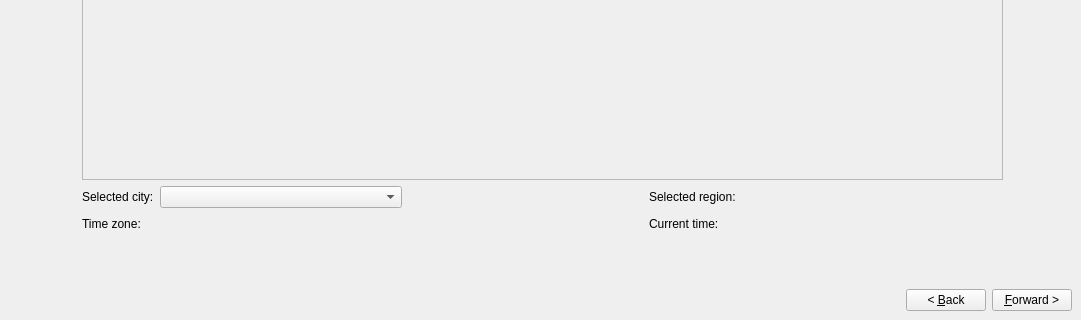
This is gui/qt/sysconf.ui in chenhan1218/ubiquity as Qt 5 draws it before an edit; both pictures show x 199 to 1280 and y 400 to 720 of the 1280 by 720 pixel window. The edited form follows.
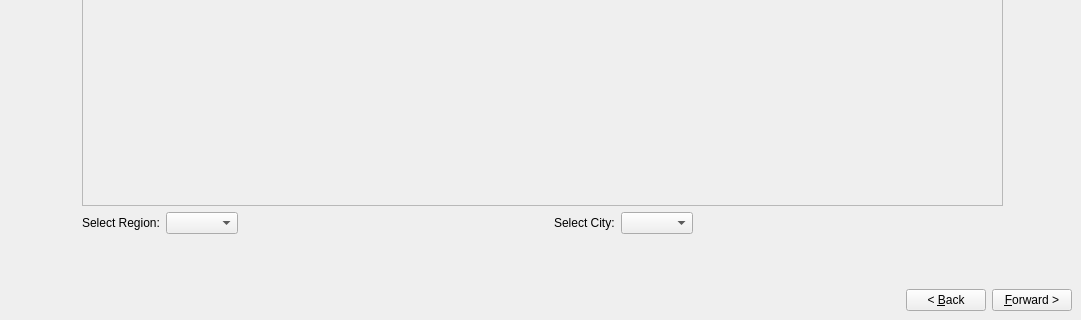
This is the edited form. The open tabs and pages were chosen to show the change.

Commit message: updated to new kde timezone map

Diff of the .ui file:
```diff
--- a/gui/qt/sysconf.ui
+++ b/gui/qt/sysconf.ui
@@ -35,12 +35,10 @@
      </property>
     </spacer>
    </item>
-   <item rowspan="3" row="1" column="1" >
-    <widget class="QStackedWidget" name="stackedWidget" >
-     <property name="sizePolicy" >
-      <sizepolicy>
-       <hsizetype>7</hsizetype>
-       <vsizetype>7</vsizetype>
+   <item row="1" column="1" rowspan="3">
+    <widget class="QStackedWidget" name="stackedWidget">
+     <property name="sizePolicy">
+      <sizepolicy hsizetype="Expanding" vsizetype="Expanding">
        <horstretch>0</horstretch>
        <verstretch>0</verstretch>
       </sizepolicy>
@@ -155,12 +153,26 @@
        <property name="spacing" >
         <number>6</number>
        </property>
-       <item row="1" column="1" >
-        <widget class="QLabel" name="timezone_comment_label" >
-         <property name="sizePolicy" >
-          <sizepolicy>
-           <hsizetype>5</hsizetype>
-           <vsizetype>0</vsizetype>
+       <item row="0" column="1">
+        <spacer>
+         <property name="orientation">
+          <enum>Qt::Vertical</enum>
+         </property>
+         <property name="sizeType">
+          <enum>QSizePolicy::Fixed</enum>
+         </property>
+         <property name="sizeHint" stdset="0">
+          <size>
+           <width>20</width>
+           <height>40</height>
+          </size>
+         </property>
+        </spacer>
+       </item>
+       <item row="1" column="1">
+        <widget class="QLabel" name="timezone_comment_label">
+         <property name="sizePolicy">
+          <sizepolicy hsizetype="Preferred" vsizetype="Fixed">
            <horstretch>0</horstretch>
            <verstretch>0</verstretch>
           </sizepolicy>
@@ -180,15 +192,15 @@
          </property>
         </widget>
        </item>
-       <item row="2" column="2" >
+       <item row="2" column="2">
         <spacer>
-         <property name="orientation" >
+         <property name="orientation">
           <enum>Qt::Horizontal</enum>
          </property>
-         <property name="sizeType" >
+         <property name="sizeType">
           <enum>QSizePolicy::Fixed</enum>
          </property>
-         <property name="sizeHint" >
+         <property name="sizeHint" stdset="0">
           <size>
            <width>60</width>
            <height>20</height>
@@ -220,157 +232,47 @@
          <property name="spacing" >
           <number>6</number>
          </property>
-         <item row="0" column="0" >
-          <widget class="QLabel" name="timezone_city_label" >
-           <property name="sizePolicy" >
-            <sizepolicy>
-             <hsizetype>5</hsizetype>
-             <vsizetype>0</vsizetype>
-             <horstretch>0</horstretch>
-             <verstretch>0</verstretch>
-            </sizepolicy>
+         <item row="0" column="0">
+          <widget class="QLabel" name="timezone_zone_label">
+           <property name="text">
+            <string>Select Region:</string>
            </property>
-           <property name="text" >
-            <string>Selected city:</string>
-           </property>
           </widget>
          </item>
-         <item row="0" column="1" >
-          <widget class="QComboBox" name="city_combo" >
-           <property name="sizePolicy" >
-            <sizepolicy>
-             <hsizetype>7</hsizetype>
-             <vsizetype>0</vsizetype>
-             <horstretch>0</horstretch>
-             <verstretch>0</verstretch>
-            </sizepolicy>
-           </property>
-          </widget>
+         <item row="0" column="1">
+          <widget class="QComboBox" name="timezone_zone_combo"/>
          </item>
-         <item row="0" column="4" >
-          <widget class="QLabel" name="region_selected_label" >
-           <property name="sizePolicy" >
-            <sizepolicy>
-             <hsizetype>5</hsizetype>
-             <vsizetype>0</vsizetype>
-             <horstretch>0</horstretch>
-             <verstretch>0</verstretch>
-            </sizepolicy>
-           </property>
-           <property name="text" >
-            <string/>
-           </property>
-          </widget>
-         </item>
-         <item row="1" column="0" >
-          <widget class="QLabel" name="timezone_zone_label" >
-           <property name="sizePolicy" >
-            <sizepolicy>
-             <hsizetype>5</hsizetype>
-             <vsizetype>0</vsizetype>
-             <horstretch>0</horstretch>
-             <verstretch>0</verstretch>
-            </sizepolicy>
-           </property>
-           <property name="text" >
-            <string>Time zone:</string>
-           </property>
-          </widget>
-         </item>
-         <item row="1" column="1" >
-          <widget class="QLabel" name="tz_selected_label" >
-           <property name="sizePolicy" >
-            <sizepolicy>
-             <hsizetype>5</hsizetype>
-             <vsizetype>0</vsizetype>
-             <horstretch>0</horstretch>
-             <verstretch>0</verstretch>
-            </sizepolicy>
-           </property>
-           <property name="text" >
-            <string/>
-           </property>
-          </widget>
-         </item>
-         <item row="0" column="3" >
-          <widget class="QLabel" name="timezone_country_label" >
-           <property name="sizePolicy" >
-            <sizepolicy>
-             <hsizetype>5</hsizetype>
-             <vsizetype>0</vsizetype>
-             <horstretch>0</horstretch>
-             <verstretch>0</verstretch>
-            </sizepolicy>
-           </property>
-           <property name="text" >
-            <string>Selected region:</string>
-           </property>
-          </widget>
-         </item>
-         <item row="1" column="2" >
-          <spacer>
-           <property name="orientation" >
+         <item row="0" column="2">
+          <spacer name="horizontalSpacer">
+           <property name="orientation">
             <enum>Qt::Horizontal</enum>
            </property>
-           <property name="sizeHint" >
+           <property name="sizeHint" stdset="0">
             <size>
-             <width>111</width>
+             <width>40</width>
              <height>20</height>
             </size>
            </property>
           </spacer>
          </item>
-         <item row="1" column="3" >
-          <widget class="QLabel" name="timezone_time_label" >
-           <property name="sizePolicy" >
-            <sizepolicy>
-             <hsizetype>5</hsizetype>
-             <vsizetype>0</vsizetype>
-             <horstretch>0</horstretch>
-             <verstretch>0</verstretch>
-            </sizepolicy>
+         <item row="0" column="3">
+          <widget class="QLabel" name="timezone_city_label">
+           <property name="text">
+            <string>Select City:</string>
            </property>
-           <property name="text" >
-            <string>Current time:</string>
-           </property>
           </widget>
          </item>
-         <item row="1" column="4" >
-          <widget class="QLabel" name="time_current_label" >
-           <property name="sizePolicy" >
-            <sizepolicy>
-             <hsizetype>5</hsizetype>
-             <vsizetype>0</vsizetype>
-             <horstretch>0</horstretch>
-             <verstretch>0</verstretch>
-            </sizepolicy>
-           </property>
-           <property name="text" >
-            <string/>
-           </property>
-          </widget>
+         <item row="0" column="4">
+          <widget class="QComboBox" name="timezone_city_combo"/>
          </item>
-         <item row="1" column="5" colspan="2" >
-          <spacer>
-           <property name="orientation" >
+         <item row="0" column="5">
+          <spacer name="horizontalSpacer_2">
+           <property name="orientation">
             <enum>Qt::Horizontal</enum>
            </property>
-           <property name="sizeHint" >
+           <property name="sizeHint" stdset="0">
             <size>
-             <width>31</width>
-             <height>20</height>
-            </size>
-           </property>
-          </spacer>
-         </item>
-         <item row="0" column="5" >
-          <spacer>
-           <property name="orientation" >
-            <enum>Qt::Horizontal</enum>
-           </property>
-           <property name="sizeHint" >
-            <size>
-             <width>111</width>
+             <width>40</width>
              <height>20</height>
             </size>
            </property>
@@ -378,31 +280,15 @@
          </item>
         </layout>
        </item>
-       <item row="4" column="1" >
+       <item row="4" column="1">
         <spacer>
-         <property name="orientation" >
+         <property name="orientation">
           <enum>Qt::Vertical</enum>
          </property>
-         <property name="sizeType" >
+         <property name="sizeType">
           <enum>QSizePolicy::Fixed</enum>
          </property>
-         <property name="sizeHint" >
-          <size>
-           <width>20</width>
-           <height>40</height>
-          </size>
-         </property>
-        </spacer>
-       </item>
-       <item row="0" column="1" >
-        <spacer>
-         <property name="orientation" >
-          <enum>Qt::Vertical</enum>
-         </property>
-         <property name="sizeType" >
-          <enum>QSizePolicy::Fixed</enum>
-         </property>
-         <property name="sizeHint" >
+         <property name="sizeHint" stdset="0">
           <size>
            <width>20</width>
            <height>40</height>
@@ -988,15 +874,15 @@
      </widget>
     </widget>
    </item>
-   <item row="3" column="0" >
+   <item row="3" column="0">
     <spacer>
-     <property name="orientation" >
+     <property name="orientation">
       <enum>Qt::Vertical</enum>
      </property>
-     <property name="sizeType" >
+     <property name="sizeType">
       <enum>QSizePolicy::Maximum</enum>
      </property>
-     <property name="sizeHint" >
+     <property name="sizeHint" stdset="0">
       <size>
        <width>131</width>
        <height>71</height>
@@ -1014,10 +900,10 @@
      </property>
      <item>
       <spacer>
-       <property name="orientation" >
+       <property name="orientation">
         <enum>Qt::Horizontal</enum>
        </property>
-       <property name="sizeHint" >
+       <property name="sizeHint" stdset="0">
         <size>
          <width>561</width>
          <height>20</height>
@@ -1067,12 +953,12 @@
        </property>
       </widget>
      </item>
-     <item row="1" column="1" colspan="2" >
+     <item row="1" column="1" colspan="2">
       <spacer>
-       <property name="orientation" >
+       <property name="orientation">
         <enum>Qt::Horizontal</enum>
        </property>
-       <property name="sizeHint" >
+       <property name="sizeHint" stdset="0">
         <size>
          <width>646</width>
          <height>21</height>
@@ -1080,12 +966,12 @@
        </property>
       </spacer>
      </item>
-     <item row="0" column="1" colspan="2" >
+     <item row="0" column="1" colspan="2">
       <spacer>
-       <property name="orientation" >
+       <property name="orientation">
         <enum>Qt::Horizontal</enum>
        </property>
-       <property name="sizeHint" >
+       <property name="sizeHint" stdset="0">
         <size>
          <width>713</width>
          <height>50</height>
@@ -1128,15 +1014,15 @@
        </property>
       </widget>
      </item>
-     <item row="5" column="0" colspan="2" >
+     <item row="5" column="0" colspan="2">
       <spacer>
-       <property name="orientation" >
+       <property name="orientation">
         <enum>Qt::Vertical</enum>
        </property>
-       <property name="sizeType" >
+       <property name="sizeType">
         <enum>QSizePolicy::Fixed</enum>
        </property>
-       <property name="sizeHint" >
+       <property name="sizeHint" stdset="0">
         <size>
          <width>20</width>
          <height>40</height>
@@ -1151,15 +1037,15 @@
        </property>
       </widget>
      </item>
-     <item row="3" column="0" colspan="2" >
+     <item row="3" column="0" colspan="2">
       <spacer>
-       <property name="orientation" >
+       <property name="orientation">
         <enum>Qt::Vertical</enum>
        </property>
-       <property name="sizeType" >
+       <property name="sizeType">
         <enum>QSizePolicy::Fixed</enum>
        </property>
-       <property name="sizeHint" >
+       <property name="sizeHint" stdset="0">
         <size>
          <width>20</width>
          <height>40</height>
@@ -1167,15 +1053,15 @@
        </property>
       </spacer>
      </item>
-     <item row="1" column="0" colspan="2" >
+     <item row="1" column="0" colspan="2">
       <spacer>
-       <property name="orientation" >
+       <property name="orientation">
         <enum>Qt::Vertical</enum>
        </property>
-       <property name="sizeType" >
+       <property name="sizeType">
         <enum>QSizePolicy::Fixed</enum>
        </property>
-       <property name="sizeHint" >
+       <property name="sizeHint" stdset="0">
         <size>
          <width>20</width>
          <height>40</height>
```
Left out of the diff: 650 changed lines with no effect on the pictures. The commit also changes 4 other files.
